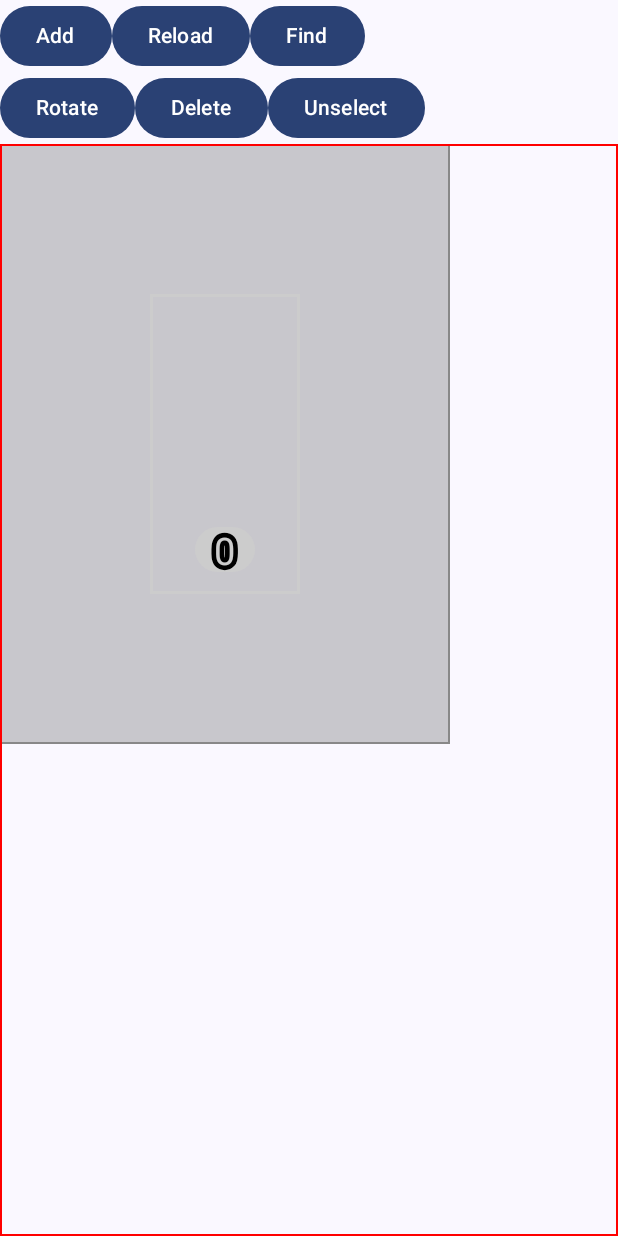
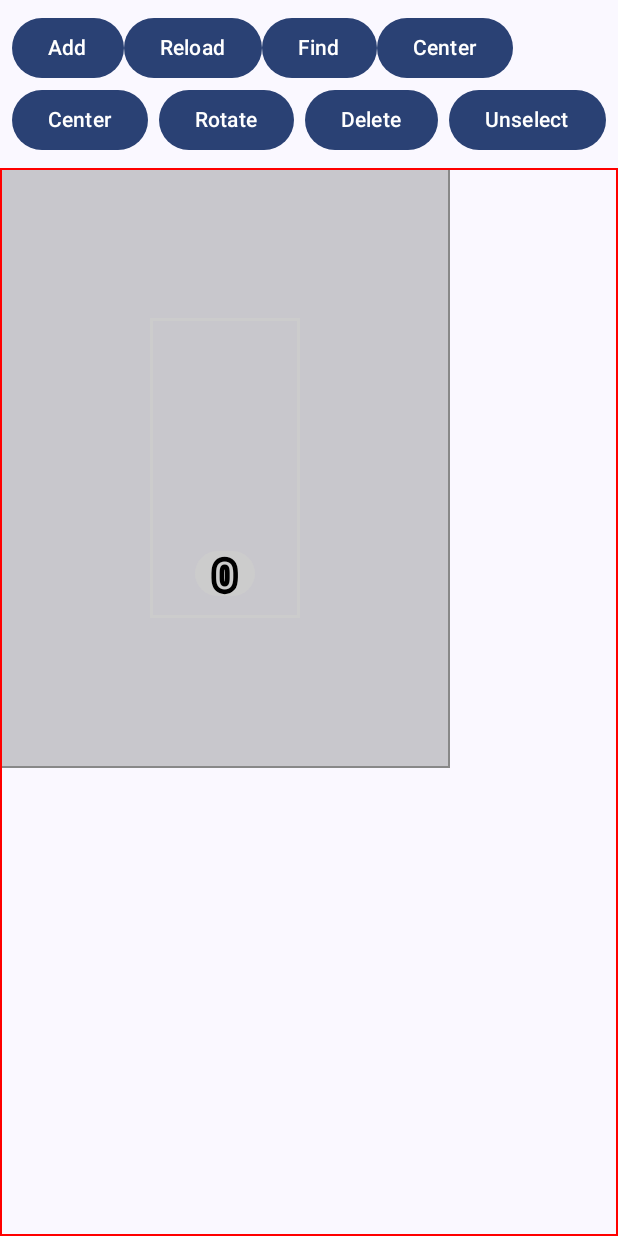
Before and after one commit to victorwads/ParkingShareAndroid, an Android app built with Jetpack Compose: the ParkingEditorScreen screen opened through its navigation route, after a tap on "Add", on a phone screen of 412 x 824 dp. Run offline under Robolectric (Android 15) with nearby library versions, the phone set to English and light mode, and no system bars; our stand-ins replace Firebase (no records; nobody signed in at launch, a user with empty details on screens opened directly).

Commit message:
editor improviments

```diff
--- a/app/src/main/java/br/com/victorwads/parkingshare/presentation/screens/parking/ParkingEditViewModel.kt
+++ b/app/src/main/java/br/com/victorwads/parkingshare/presentation/screens/parking/ParkingEditViewModel.kt
@@ -73,9 +73,10 @@ class ParkingEditViewModel : ViewModel() {
 
     fun rotateSpot() {
         selectedSpot.value?.let {
-            it.size = it.size.copy(it.size.height, it.size.width)
+            it.size = it.size.copy(width = it.size.height, height = it.size.width)
             parkingSpots[it.id] = it
             saveSpotChanges(it)
+            animateToSpot(it, zoom = zoom.floatValue)
         }
     }
 
@@ -148,6 +149,10 @@ class ParkingEditViewModel : ViewModel() {
         ((parkingSpots.area.width.value - size.value.width) / 2f) - this.x,
         ((parkingSpots.area.height.value - size.value.height) / 2f) - this.y
     )
+
+    fun center() {
+        animateToSpot(selectedSpot.value ?: parkingSpots.boxSpot, zoom = zoom.floatValue)
+    }
 }
 
 val Map<String, PlaceSpot>.minX
--- a/app/src/main/java/br/com/victorwads/parkingshare/presentation/screens/parking/ParkingEditorScreen.kt
+++ b/app/src/main/java/br/com/victorwads/parkingshare/presentation/screens/parking/ParkingEditorScreen.kt
@@ -1,8 +1,12 @@
 package br.com.victorwads.parkingshare.presentation.screens.parking
 
+import androidx.compose.foundation.layout.Arrangement
 import androidx.compose.foundation.layout.Column
-import androidx.compose.foundation.layout.Row
+import androidx.compose.foundation.layout.ExperimentalLayoutApi
+import androidx.compose.foundation.layout.FlowRow
+import androidx.compose.foundation.layout.Spacer
 import androidx.compose.foundation.layout.fillMaxSize
+import androidx.compose.foundation.layout.padding
 import androidx.compose.foundation.text.KeyboardActions
 import androidx.compose.foundation.text.KeyboardOptions
 import androidx.compose.material3.AlertDialog
@@ -18,14 +22,19 @@ import androidx.compose.runtime.remember
 import androidx.compose.runtime.setValue
 import androidx.compose.ui.Modifier
 import androidx.compose.ui.text.input.KeyboardType
+import androidx.compose.ui.unit.dp
 import androidx.lifecycle.viewmodel.compose.viewModel
 
+@OptIn(ExperimentalLayoutApi::class)
 @Composable
 fun ParkingEditorScreen() {
     val showDialog = remember { mutableStateOf(false) }
     val viewModel: ParkingEditViewModel = viewModel()
     Column(modifier = Modifier.fillMaxSize()) {
-        Row {
+        FlowRow(
+            modifier = Modifier.padding(8.dp),
+            horizontalArrangement = Arrangement.Absolute.SpaceBetween
+        ) {
             Button(onClick = { viewModel.addParkingSpot() }) {
                 Text("Add")
             }
@@ -35,9 +44,14 @@ fun ParkingEditorScreen() {
             Button(onClick = { showDialog.value = true }) {
                 Text("Find")
             }
-        }
-        Row {
+            Button(onClick = { viewModel.center() }) {
+                Text("Center")
+            }
             if (viewModel.selectedSpot.value != null) {
+                Spacer(modifier = Modifier.weight(1f))
+                Button(onClick = { viewModel.center() }) {
+                    Text("Center")
+                }
                 Button(onClick = { viewModel.rotateSpot() }) {
                     Text("Rotate")
                 }
--- a/app/src/main/java/br/com/victorwads/parkingshare/presentation/screens/parking/ParkingViewEditor.kt
+++ b/app/src/main/java/br/com/victorwads/parkingshare/presentation/screens/parking/ParkingViewEditor.kt
@@ -142,15 +142,26 @@ private fun ParkingSpot(
                     }
                 }
             },
-        contentAlignment = Alignment.BottomCenter
+        contentAlignment = square.size.let {
+            if (it.width > it.height) Alignment.CenterEnd
+            else Alignment.BottomCenter
+        }
     ) {
         TextWithBorder(
+            modifier = Modifier
+                .offset(
+                    x = if (square.size.width > square.size.height) (-15).dp else 0.dp,
+                    y = if (square.size.width > square.size.height) 0.dp else (-15).dp
+                ),
             boxColor = if (selected) Color.White else darkYellow,
             text = square.id
         )
         if (BuildConfig.DEBUG) {
             Box(
-                contentAlignment = Alignment.TopCenter,
+                contentAlignment = square.size.let {
+                    if (it.width > it.height) Alignment.CenterStart
+                    else Alignment.TopCenter
+                },
                 modifier = Modifier
                     .fillMaxSize()
             ) {
@@ -167,6 +178,7 @@ private fun ParkingSpot(
 
 @Composable
 fun TextWithBorder(
+    modifier: Modifier = Modifier,
     boxColor: Color,
     text: String,
     size: Float = 38f,
@@ -191,9 +203,8 @@ fun TextWithBorder(
     val widthSize = size / density * 0.6
     Box(
         contentAlignment = Alignment.Center,
-        modifier = Modifier
+        modifier = modifier
             .size(40.dp, 30.dp)
-            .offset(y = (-15).dp)
             .background(boxColor, CircleShape)
     ) {
         Canvas(
```
